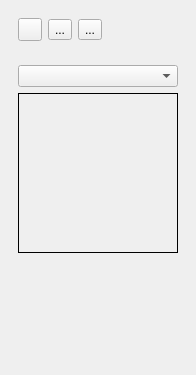
Above: forms/TexturePropertiesView.ui from ethiago/shader-labs before the change. Below: the same form after it.
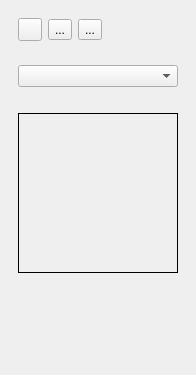
That is the form after the change. Icons and pictures are not drawn.

```diff
--- a/forms/TexturePropertiesView.ui
+++ b/forms/TexturePropertiesView.ui
@@ -13,7 +13,7 @@
   <property name="minimumSize">
    <size>
     <width>196</width>
-    <height>308</height>
+    <height>315</height>
    </size>
   </property>
   <property name="autoFillBackground">
@@ -88,6 +88,19 @@
        <item>
         <widget class="QComboBox" name="textureList"/>
        </item>
+       <item>
+        <widget class="QLabel" name="textureName">
+         <property name="toolTip">
+          <string/>
+         </property>
+         <property name="text">
+          <string/>
+         </property>
+         <property name="textFormat">
+          <enum>Qt::PlainText</enum>
+         </property>
+        </widget>
+       </item>
        <item>
         <widget class="QLabel" name="imageContainer">
          <property name="minimumSize">
```
